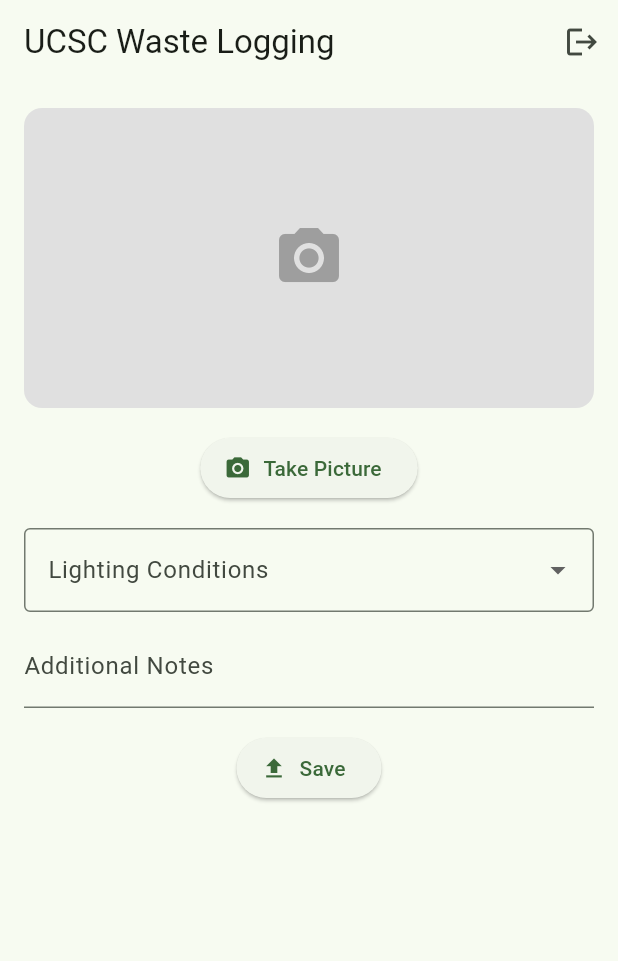
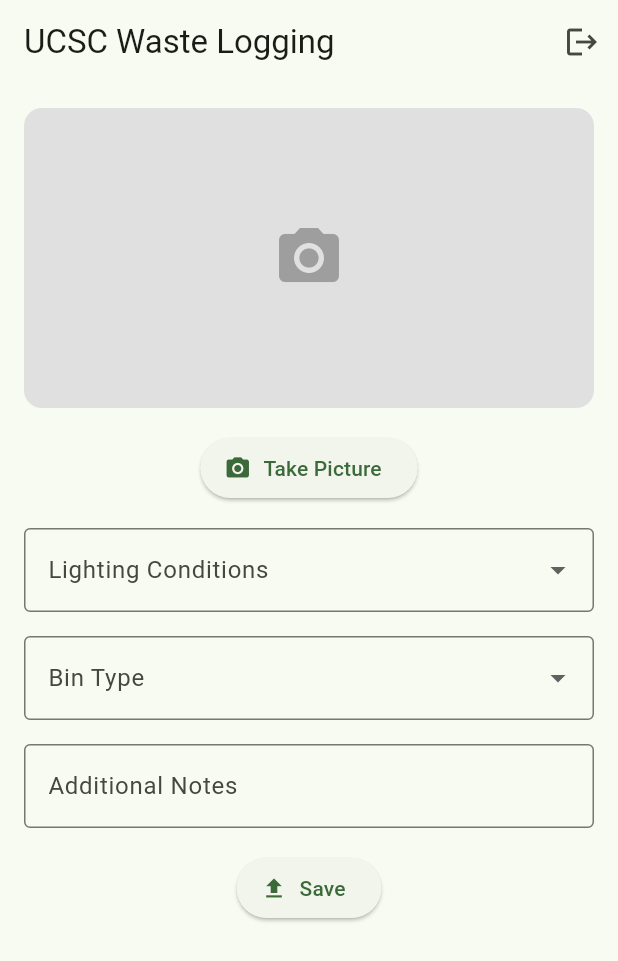
Before and after one commit to nchalla3/ucsc-waste-tagging, a Flutter app: the screen it shows once a user with an empty profile is signed in, on a phone screen of 412 x 824 dp. Shown: the top 961 px of the screen. Run offline on Flutter 3.47's test engine with Material 3 defaults, Android fonts, the phone set to English and light mode, and no system bars; our stand-ins replace cloud_firestore, firebase_auth, firebase_core, firebase_storage, google_sign_in, image_picker; accounts and stored records are empty.

Commit message:
added dropdown for bin type

```diff
--- a/lib/screens/home/home_page.dart
+++ b/lib/screens/home/home_page.dart
@@ -25,6 +25,16 @@ class _HomePageState extends State<HomePage> {
     'Indoor Light',
     'Other',
   ];
+
+  final List<String> _binOptions = [
+    'Recycling',
+    'Trash',
+    'Compost',
+    'Other',
+  ];
+
+  String? _selectedBin;
+  final TextEditingController _binController = TextEditingController();
   final TextEditingController _customLightingController = TextEditingController();
 
   Future<void> _pickImage() async {
@@ -53,6 +63,7 @@ class _HomePageState extends State<HomePage> {
         'notes': _notesController.text,
         'timestamp': FieldValue.serverTimestamp(),
         'userId': FirebaseAuth.instance.currentUser?.uid,
+        'binType': _selectedBin,
       });
 
       ScaffoldMessenger.of(context).showSnackBar(
@@ -68,6 +79,7 @@ class _HomePageState extends State<HomePage> {
         _notesController.clear();
         _selectedLighting = null;
         _customLightingController.clear();
+        _selectedBin = null;
       });
     } catch (e) {
       ScaffoldMessenger.of(context).showSnackBar(
@@ -115,7 +127,6 @@ class _HomePageState extends State<HomePage> {
                       ),
                     ),
                   ),
-
             const SizedBox(height: 16),
             ElevatedButton.icon(
               icon: const Icon(Icons.camera_alt),
@@ -145,21 +156,46 @@ class _HomePageState extends State<HomePage> {
                 });
               },
             ),
-            if (_selectedLighting == 'Other')
-              Padding(
-                padding: const EdgeInsets.only(top: 8.0),
-                child: TextField(
-                  controller: _customLightingController,
-                  decoration: const InputDecoration(
-                    labelText: 'Please specify lighting',
-                    border: OutlineInputBorder(),
-                  ),
+            if (_selectedLighting == 'Other') ...[
+              const SizedBox(height: 8),
+              TextField(
+                controller: _customLightingController,
+                decoration: const InputDecoration(
+                  labelText: 'Please specify lighting',
+                  border: OutlineInputBorder(),
                 ),
               ),
-            const SizedBox(height: 8),
+              const SizedBox(height: 16),
+            ] else ...[
+              const SizedBox(height: 16),
+            ],
+            // Bin Type Dropdown
+            DropdownButtonFormField<String>(
+              value: _selectedBin,
+              decoration: const InputDecoration(
+                labelText: 'Bin Type',
+                border: OutlineInputBorder(),
+              ),
+              items: _binOptions
+                  .map((option) => DropdownMenuItem(
+                        value: option,
+                        child: Text(option),
+                      ))
+                  .toList(),
+              onChanged: (value) {
+                setState(() {
+                  _selectedBin = value;
+                });
+              },
+            ),
+            const SizedBox(height: 16),
             TextField(
               controller: _notesController,
-              decoration: const InputDecoration(labelText: 'Additional Notes'),
+              decoration: const InputDecoration(
+                labelText: 'Additional Notes',
+                hintText: 'E.g. bin was overflowing, food waste, etc',
+                border: OutlineInputBorder(),
+              ),
             ),
             const SizedBox(height: 16),
             ElevatedButton.icon(
```
